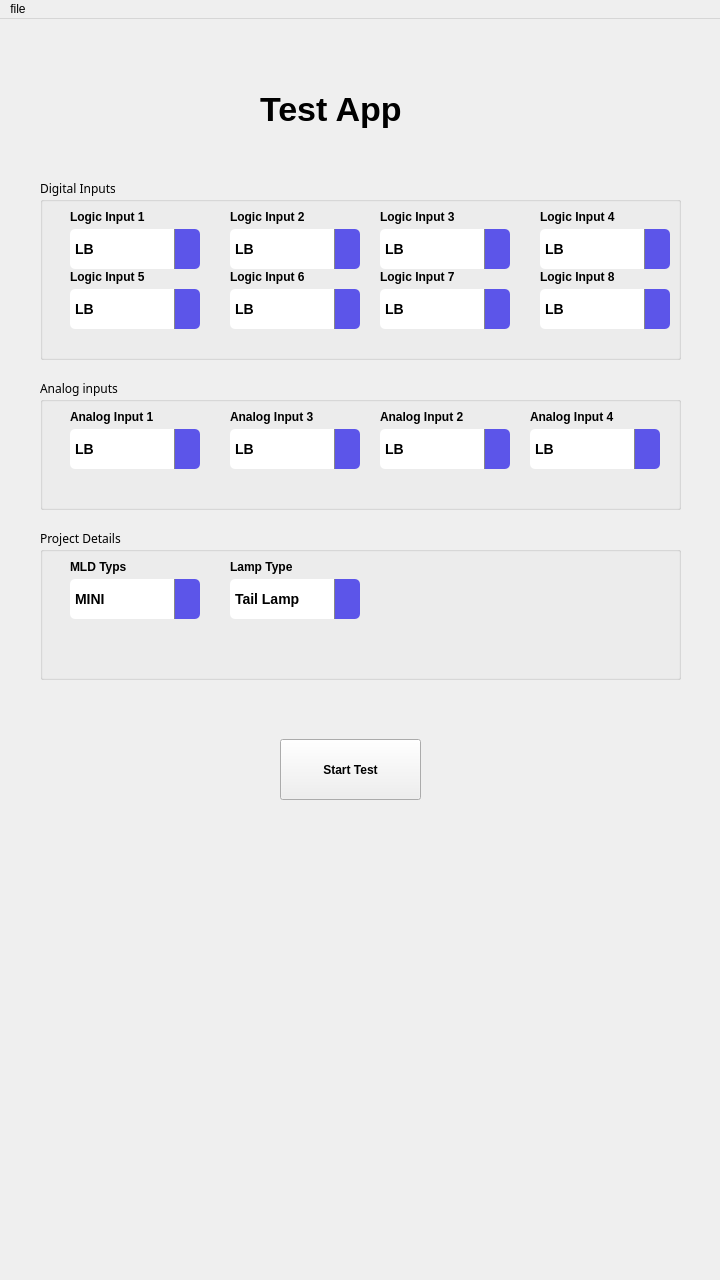
Above: test.ui from n1kpatil/guiPython before the change. Below: the same form after it.
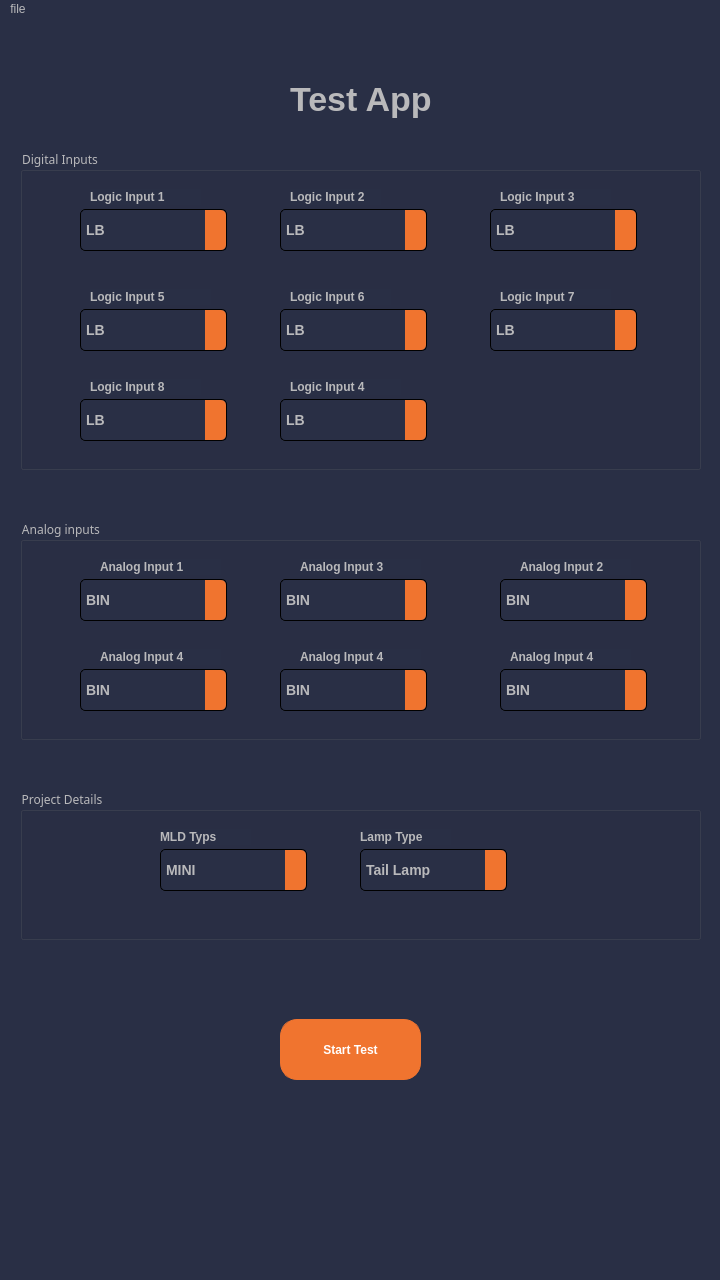
That is the form after the change. Icons and pictures are not drawn.

```diff
--- a/test.ui
+++ b/test.ui
@@ -31,17 +31,12 @@
     subcontrol-origin: padding;
     subcontrol-position: top right;
     width: 25px;
-    background-color: #5c55e9;
+    background-color: #f0742f;
     border-left: 1px solid #888;
     border-top-right-radius: 5px;
     border-bottom-right-radius: 5px;
 }
 
-/* Drop-down arrow icon */
-QComboBox::down-arrow {
-    image: none; /* Optional: remove built-in arrow if you want to add your own */
-    border: none;
-}
 
 /* Drop-down list (popup) */
 QComboBox QAbstractItemView {
@@ -51,6 +46,222 @@
     selection-color: white;
     border: none;
 }
+
+
+QComboBox {
+    background-color: #292f45;
+    color: #ffffff;
+    border: 1px solid #f0742f;
+    padding-right: 20px;      /* make room for the arrow */
+}
+
+/* drop-down “button” area */
+QComboBox::drop-down {
+    subcontrol-origin: padding;
+    subcontrol-position: top right;
+    width: 20px;
+    border-left: 1px solid #f0742f;
+}
+
+/* hide any default icon */
+QComboBox::down-arrow {
+    image: none;
+    /* zero-size box so borders form the triangle */
+    width: 0;
+    height: 0;
+    /* left and right edges transparent */
+    border-left: 5px solid transparent;
+    border-right: 5px solid transparent;
+    /* top edge colored → points down */
+    border-top: 7px solid white;
+}
+
+/* when pressed, you can nudge it if you like */
+QComboBox::down-arrow:on {
+    border-top-color: lightgray;  /* optional press effect */
+    margin-top: 2px;
+}
+QComboBox::down-arrow {
+    image: none;
+    background: transparent;
+    width: 0;
+    height: 0;
+    border-left: 5px solid transparent;
+    border-right:5px solid transparent;
+    border-top: 5px solid white;    /* ← this is your white arrow */
+}
+/*Copyright (c) DevSec Studio. All rights reserved.
+
+MIT License
+
+Permission is hereby granted, free of charge, to any person obtaining a copy
+of this software and associated documentation files (the &quot;Software&quot;), to deal
+in the Software without restriction, including without limitation the rights
+to use, copy, modify, merge, publish, distribute, sublicense, and/or sell
+copies of the Software, and to permit persons to whom the Software is
+furnished to do so, subject to the following conditions:
+
+The above copyright notice and this permission notice shall be included in all
+copies or substantial portions of the Software.
+
+THE SOFTWARE IS PROVIDED *AS IS*, WITHOUT WARRANTY OF ANY KIND, EXPRESS OR
+IMPLIED, INCLUDING BUT NOT LIMITED TO THE WARRANTIES OF MERCHANTABILITY,
+FITNESS FOR A PARTICULAR PURPOSE AND NONINFRINGEMENT. IN NO EVENT SHALL THE
+AUTHORS OR COPYRIGHT HOLDERS BE LIABLE FOR ANY CLAIM, DAMAGES OR OTHER
+LIABILITY, WHETHER IN AN ACTION OF CONTRACT, TORT OR OTHERWISE, ARISING FROM,
+OUT OF OR IN CONNECTION WITH THE SOFTWARE OR THE USE OR OTHER DEALINGS IN THE SOFTWARE.
+*/
+
+/*-----QWidget-----*/
+QWidget
+{
+	background-color: #292f45;
+	color: #b9b9bb;
+	border-color: #000000;
+
+}
+
+
+/*-----QLabel-----*/
+QLabel
+{
+	background-color: #292f45;
+	color: #b9b9bb;
+	border-color: #000000;
+
+}
+
+
+/*-----QPushButton-----*/
+QPushButton
+{
+	background-color: #f0742f;
+	color: #fff;
+	font-weight: bold;
+	border-style: solid;
+	border-width: 1px;
+	border-radius: 17px;
+	border-color: #f0742f;
+	padding: 10px;
+
+}
+
+
+QPushButton::hover
+{
+	background-color: #fc7c11;
+	color: #fff;
+
+}
+
+
+QPushButton::pressed
+{
+	background-color: #ff6b35;
+	color: #fff;
+
+}
+
+
+/*-----QToolButton-----*/
+QToolButton
+{
+	background-color: #292f45;
+	color: #000000;
+	border-style: solid;
+	border-color: #000000;
+
+}
+
+
+QToolButton::hover
+{
+	background-color: #fc7c11;
+	color: #000000;
+	padding: 2px;
+	border-radius: 15px;
+	border-color: #fc7c11;
+
+}
+
+
+QToolButton::pressed
+{
+	background-color: #fc7c11;
+	color: #000000;
+	border-style: solid;
+	border-width: 2px;
+
+}
+
+
+/*-----QLineEdit-----*/
+QLineEdit{
+	background-color: #292f45;
+	color: #b9b9bb;
+	font-weight: bold;
+	border-style: solid;
+	border-width: 2px;
+	border-top: 0px;
+	border-left: 0px;
+	border-right: 0px;
+	border-color: #b9b9bb;
+	padding: 10px;
+
+}
+
+
+/*-----QCheckBox-----*/
+QCheckBox
+{
+	background-color: transparent;
+	color: #b9b9bb;
+	font-weight: bold;
+
+}
+
+
+QCheckBox::indicator
+{
+    color: #b1b1b1;
+    background-color: #00111d;
+    border: 1px solid #f0742f;
+    width: 12px;
+    height: 12px;
+
+}
+
+
+QCheckBox::indicator:checked
+{
+    image:url(&quot;./ressources/check.png&quot;); /*To replace*/
+	background-color: #1f2b2b;
+    border: 1px solid #f0742f;
+
+}
+
+
+QCheckBox::indicator:unchecked:hover
+{
+    border: 1px solid #f0742f;
+
+}
+
+
+QCheckBox::disabled
+{
+	color: #656565;
+
+}
+
+
+QCheckBox::indicator:disabled
+{
+	background-color: #656565;
+	color: #656565;
+    border: 1px solid #656565;
+
+}
 </string>
   </property>
   <widget class="QWidget" name="centralwidget">
@@ -60,10 +271,10 @@
    <widget class="QGroupBox" name="groupBox">
     <property name="geometry">
      <rect>
-      <x>40</x>
-      <y>160</y>
-      <width>641</width>
-      <height>181</height>
+      <x>20</x>
+      <y>130</y>
+      <width>681</width>
+      <height>321</height>
      </rect>
     </property>
     <property name="font">
@@ -80,8 +291,8 @@
     <widget class="QLabel" name="label">
      <property name="geometry">
       <rect>
-       <x>30</x>
-       <y>30</y>
+       <x>70</x>
+       <y>40</y>
        <width>111</width>
        <height>16</height>
       </rect>
@@ -99,8 +310,8 @@
     <widget class="QLabel" name="label_2">
      <property name="geometry">
       <rect>
-       <x>190</x>
-       <y>30</y>
+       <x>270</x>
+       <y>40</y>
        <width>91</width>
        <height>16</height>
       </rect>
@@ -118,9 +329,9 @@
     <widget class="QLabel" name="label_7">
      <property name="geometry">
       <rect>
-       <x>190</x>
-       <y>90</y>
-       <width>81</width>
+       <x>270</x>
+       <y>140</y>
+       <width>101</width>
        <height>16</height>
       </rect>
      </property>
@@ -137,8 +348,8 @@
     <widget class="QLabel" name="label_8">
      <property name="geometry">
       <rect>
-       <x>30</x>
-       <y>90</y>
+       <x>70</x>
+       <y>140</y>
        <width>121</width>
        <height>16</height>
       </rect>
@@ -156,10 +367,10 @@
     <widget class="QComboBox" name="comboBox_14">
      <property name="geometry">
       <rect>
-       <x>190</x>
-       <y>50</y>
-       <width>130</width>
-       <height>40</height>
+       <x>260</x>
+       <y>60</y>
+       <width>147</width>
+       <height>42</height>
       </rect>
      </property>
      <property name="font">
@@ -218,10 +429,10 @@
     <widget class="QComboBox" name="comboBox_13">
      <property name="geometry">
       <rect>
-       <x>190</x>
-       <y>110</y>
-       <width>130</width>
-       <height>40</height>
+       <x>260</x>
+       <y>160</y>
+       <width>147</width>
+       <height>42</height>
       </rect>
      </property>
      <property name="font">
@@ -280,10 +491,10 @@
     <widget class="QComboBox" name="comboBox_12">
      <property name="geometry">
       <rect>
-       <x>30</x>
-       <y>50</y>
-       <width>130</width>
-       <height>40</height>
+       <x>60</x>
+       <y>60</y>
+       <width>147</width>
+       <height>42</height>
       </rect>
      </property>
      <property name="font">
@@ -342,10 +553,10 @@
     <widget class="QComboBox" name="comboBox_7">
      <property name="geometry">
       <rect>
-       <x>30</x>
-       <y>110</y>
-       <width>130</width>
-       <height>40</height>
+       <x>60</x>
+       <y>160</y>
+       <width>147</width>
+       <height>42</height>
       </rect>
      </property>
      <property name="font">
@@ -404,10 +615,10 @@
     <widget class="QComboBox" name="comboBox_22">
      <property name="geometry">
       <rect>
-       <x>340</x>
-       <y>50</y>
-       <width>130</width>
-       <height>40</height>
+       <x>470</x>
+       <y>60</y>
+       <width>147</width>
+       <height>42</height>
       </rect>
      </property>
      <property name="font">
@@ -466,8 +677,8 @@
     <widget class="QLabel" name="label_17">
      <property name="geometry">
       <rect>
-       <x>500</x>
-       <y>30</y>
+       <x>270</x>
+       <y>230</y>
        <width>111</width>
        <height>16</height>
       </rect>
@@ -485,8 +696,8 @@
     <widget class="QLabel" name="label_18">
      <property name="geometry">
       <rect>
-       <x>340</x>
-       <y>30</y>
+       <x>480</x>
+       <y>40</y>
        <width>111</width>
        <height>16</height>
       </rect>
@@ -504,8 +715,8 @@
     <widget class="QLabel" name="label_19">
      <property name="geometry">
       <rect>
-       <x>500</x>
-       <y>90</y>
+       <x>70</x>
+       <y>230</y>
        <width>111</width>
        <height>16</height>
       </rect>
@@ -523,10 +734,10 @@
     <widget class="QComboBox" name="comboBox_23">
      <property name="geometry">
       <rect>
-       <x>500</x>
-       <y>110</y>
-       <width>130</width>
-       <height>40</height>
+       <x>60</x>
+       <y>250</y>
+       <width>147</width>
+       <height>42</height>
       </rect>
      </property>
      <property name="font">
@@ -585,10 +796,10 @@
     <widget class="QComboBox" name="comboBox_24">
      <property name="geometry">
       <rect>
-       <x>340</x>
-       <y>110</y>
-       <width>130</width>
-       <height>40</height>
+       <x>470</x>
+       <y>160</y>
+       <width>147</width>
+       <height>42</height>
       </rect>
      </property>
      <property name="font">
@@ -647,10 +858,10 @@
     <widget class="QComboBox" name="comboBox_25">
      <property name="geometry">
       <rect>
-       <x>500</x>
-       <y>50</y>
-       <width>130</width>
-       <height>40</height>
+       <x>260</x>
+       <y>250</y>
+       <width>147</width>
+       <height>42</height>
       </rect>
      </property>
      <property name="font">
@@ -709,8 +920,8 @@
     <widget class="QLabel" name="label_20">
      <property name="geometry">
       <rect>
-       <x>340</x>
-       <y>90</y>
+       <x>480</x>
+       <y>140</y>
        <width>111</width>
        <height>16</height>
       </rect>
@@ -729,10 +940,10 @@
    <widget class="QGroupBox" name="groupBox_2">
     <property name="geometry">
      <rect>
-      <x>40</x>
-      <y>360</y>
-      <width>641</width>
-      <height>131</height>
+      <x>20</x>
+      <y>500</y>
+      <width>681</width>
+      <height>221</height>
      </rect>
     </property>
     <property name="font">
@@ -746,8 +957,8 @@
     <widget class="QLabel" name="label_9">
      <property name="geometry">
       <rect>
-       <x>30</x>
-       <y>30</y>
+       <x>80</x>
+       <y>40</y>
        <width>121</width>
        <height>16</height>
       </rect>
@@ -765,8 +976,8 @@
     <widget class="QLabel" name="label_10">
      <property name="geometry">
       <rect>
-       <x>340</x>
-       <y>30</y>
+       <x>500</x>
+       <y>40</y>
        <width>111</width>
        <height>16</height>
       </rect>
@@ -784,8 +995,8 @@
     <widget class="QLabel" name="label_15">
      <property name="geometry">
       <rect>
-       <x>490</x>
-       <y>30</y>
+       <x>80</x>
+       <y>130</y>
        <width>121</width>
        <height>16</height>
       </rect>
@@ -803,8 +1014,8 @@
     <widget class="QLabel" name="label_16">
      <property name="geometry">
       <rect>
-       <x>190</x>
-       <y>30</y>
+       <x>280</x>
+       <y>40</y>
        <width>121</width>
        <height>16</height>
       </rect>
@@ -819,137 +1030,13 @@
       <string>Analog Input 3</string>
      </property>
     </widget>
-    <widget class="QComboBox" name="comboBox_18">
-     <property name="geometry">
-      <rect>
-       <x>340</x>
-       <y>50</y>
-       <width>130</width>
-       <height>40</height>
-      </rect>
-     </property>
-     <property name="font">
-      <font>
-       <pointsize>-1</pointsize>
-       <weight>75</weight>
-       <bold>true</bold>
-      </font>
-     </property>
-     <item>
-      <property name="text">
-       <string>LB</string>
-      </property>
-     </item>
-     <item>
-      <property name="text">
-       <string>HB</string>
-      </property>
-     </item>
-     <item>
-      <property name="text">
-       <string>DRL/POL</string>
-      </property>
-     </item>
-     <item>
-      <property name="text">
-       <string>TI</string>
-      </property>
-     </item>
-     <item>
-      <property name="text">
-       <string>Animation</string>
-      </property>
-     </item>
-     <item>
-      <property name="text">
-       <string>Stop</string>
-      </property>
-     </item>
-     <item>
-      <property name="text">
-       <string>Tail</string>
-      </property>
-     </item>
-     <item>
-      <property name="text">
-       <string>Side Marker</string>
-      </property>
-     </item>
-     <item>
-      <property name="text">
-       <string>Seq TI</string>
-      </property>
-     </item>
-    </widget>
-    <widget class="QComboBox" name="comboBox_19">
-     <property name="geometry">
-      <rect>
-       <x>490</x>
-       <y>50</y>
-       <width>130</width>
-       <height>40</height>
-      </rect>
-     </property>
-     <property name="font">
-      <font>
-       <pointsize>-1</pointsize>
-       <weight>75</weight>
-       <bold>true</bold>
-      </font>
-     </property>
-     <item>
-      <property name="text">
-       <string>LB</string>
-      </property>
-     </item>
-     <item>
-      <property name="text">
-       <string>HB</string>
-      </property>
-     </item>
-     <item>
-      <property name="text">
-       <string>DRL/POL</string>
-      </property>
-     </item>
-     <item>
-      <property name="text">
-       <string>TI</string>
-      </property>
-     </item>
-     <item>
-      <property name="text">
-       <string>Animation</string>
-      </property>
-     </item>
-     <item>
-      <property name="text">
-       <string>Stop</string>
-      </property>
-     </item>
-     <item>
-      <property name="text">
-       <string>Tail</string>
-      </property>
-     </item>
-     <item>
-      <property name="text">
-       <string>Side Marker</string>
-      </property>
-     </item>
-     <item>
-      <property name="text">
-       <string>Seq TI</string>
-      </property>
-     </item>
-    </widget>
     <widget class="QComboBox" name="comboBox_20">
      <property name="geometry">
       <rect>
-       <x>30</x>
-       <y>50</y>
-       <width>130</width>
-       <height>40</height>
+       <x>60</x>
+       <y>60</y>
+       <width>147</width>
+       <height>42</height>
       </rect>
      </property>
      <property name="font">
@@ -961,7 +1048,7 @@
      </property>
      <item>
       <property name="text">
-       <string>LB</string>
+       <string>BIN</string>
       </property>
      </item>
      <item>
@@ -969,49 +1056,52 @@
        <string>HB</string>
       </property>
      </item>
-     <item>
-      <property name="text">
-       <string>DRL/POL</string>
-      </property>
-     </item>
-     <item>
-      <property name="text">
-       <string>TI</string>
-      </property>
-     </item>
-     <item>
-      <property name="text">
-       <string>Animation</string>
-      </property>
-     </item>
-     <item>
-      <property name="text">
-       <string>Stop</string>
-      </property>
-     </item>
-     <item>
-      <property name="text">
-       <string>Tail</string>
-      </property>
-     </item>
-     <item>
-      <property name="text">
-       <string>Side Marker</string>
-      </property>
-     </item>
-     <item>
-      <property name="text">
-       <string>Seq TI</string>
-      </property>
-     </item>
+    </widget>
+    <widget class="QLabel" name="label_21">
+     <property name="geometry">
+      <rect>
+       <x>280</x>
+       <y>130</y>
+       <width>121</width>
+       <height>16</height>
+      </rect>
+     </property>
+     <property name="font">
+      <font>
+       <weight>75</weight>
+       <bold>true</bold>
+      </font>
+     </property>
+     <property name="text">
+      <string>Analog Input 4</string>
+     </property>
+    </widget>
+    <widget class="QLabel" name="label_23">
+     <property name="geometry">
+      <rect>
+       <x>490</x>
+       <y>130</y>
+       <width>121</width>
+       <height>16</height>
+      </rect>
+     </property>
+     <property name="font">
+      <font>
+       <weight>75</weight>
+       <bold>true</bold>
+      </font>
+     </property>
+     <property name="text">
+      <string>Analog Input 4</string>
+     </property>
     </widget>
     <widget class="QComboBox" name="comboBox_21">
      <property name="geometry">
       <rect>
-       <x>190</x>
-       <y>50</y>
-       <width>130</width>
-       <height>40</height>
+       <x>260</x>
+       <y>60</y>
+       <width>147</width>
+       <height>42</height>
       </rect>
      </property>
      <property name="font">
@@ -1023,7 +1113,7 @@
      </property>
      <item>
       <property name="text">
-       <string>LB</string>
+       <string>BIN</string>
       </property>
      </item>
      <item>
@@ -1031,9 +1121,26 @@
        <string>HB</string>
       </property>
      </item>
+    </widget>
+    <widget class="QComboBox" name="comboBox_26">
+     <property name="geometry">
+      <rect>
+       <x>480</x>
+       <y>60</y>
+       <width>147</width>
+       <height>42</height>
+      </rect>
+     </property>
+     <property name="font">
+      <font>
+       <pointsize>-1</pointsize>
+       <weight>75</weight>
+       <bold>true</bold>
+      </font>
+     </property>
      <item>
       <property name="text">
-       <string>DRL/POL</string>
+       <string>BIN</string>
       </property>
      </item>
      <item>
@@ -1041,9 +1148,26 @@
        <string>TI</string>
       </property>
      </item>
+    </widget>
+    <widget class="QComboBox" name="comboBox_27">
+     <property name="geometry">
+      <rect>
+       <x>260</x>
+       <y>150</y>
+       <width>147</width>
+       <height>42</height>
+      </rect>
+     </property>
+     <property name="font">
+      <font>
+       <pointsize>-1</pointsize>
+       <weight>75</weight>
+       <bold>true</bold>
+      </font>
+     </property>
      <item>
       <property name="text">
-       <string>Animation</string>
+       <string>BIN</string>
       </property>
      </item>
      <item>
@@ -1051,9 +1175,26 @@
        <string>Stop</string>
       </property>
      </item>
+    </widget>
+    <widget class="QComboBox" name="comboBox_30">
+     <property name="geometry">
+      <rect>
+       <x>480</x>
+       <y>150</y>
+       <width>147</width>
+       <height>42</height>
+      </rect>
+     </property>
+     <property name="font">
+      <font>
+       <pointsize>-1</pointsize>
+       <weight>75</weight>
+       <bold>true</bold>
+      </font>
+     </property>
      <item>
       <property name="text">
-       <string>Tail</string>
+       <string>BIN</string>
       </property>
      </item>
      <item>
@@ -1061,9 +1202,31 @@
        <string>Side Marker</string>
       </property>
      </item>
+    </widget>
+    <widget class="QComboBox" name="comboBox_31">
+     <property name="geometry">
+      <rect>
+       <x>60</x>
+       <y>150</y>
+       <width>147</width>
+       <height>42</height>
+      </rect>
+     </property>
+     <property name="font">
+      <font>
+       <pointsize>-1</pointsize>
+       <weight>75</weight>
+       <bold>true</bold>
+      </font>
+     </property>
      <item>
       <property name="text">
-       <string>Seq TI</string>
+       <string>BIN</string>
+      </property>
+     </item>
+     <item>
+      <property name="text">
+       <string>NTC</string>
       </property>
      </item>
     </widget>
@@ -1071,9 +1234,9 @@
    <widget class="QGroupBox" name="groupBox_3">
     <property name="geometry">
      <rect>
-      <x>40</x>
-      <y>510</y>
-      <width>641</width>
+      <x>20</x>
+      <y>770</y>
+      <width>681</width>
       <height>151</height>
      </rect>
     </property>
@@ -1088,8 +1251,8 @@
     <widget class="QLabel" name="label_11">
      <property name="geometry">
       <rect>
-       <x>30</x>
-       <y>30</y>
+       <x>140</x>
+       <y>40</y>
        <width>91</width>
        <height>16</height>
       </rect>
@@ -1107,8 +1270,8 @@
     <widget class="QLabel" name="label_22">
      <property name="geometry">
       <rect>
-       <x>190</x>
-       <y>30</y>
+       <x>340</x>
+       <y>40</y>
        <width>91</width>
        <height>16</height>
       </rect>
@@ -1126,10 +1289,10 @@
     <widget class="QComboBox" name="comboBox_28">
      <property name="geometry">
       <rect>
-       <x>30</x>
-       <y>50</y>
-       <width>130</width>
-       <height>40</height>
+       <x>140</x>
+       <y>60</y>
+       <width>147</width>
+       <height>42</height>
       </rect>
      </property>
      <property name="font">
@@ -1158,10 +1321,10 @@
     <widget class="QComboBox" name="comboBox_29">
      <property name="geometry">
       <rect>
-       <x>190</x>
-       <y>50</y>
-       <width>130</width>
-       <height>40</height>
+       <x>340</x>
+       <y>60</y>
+       <width>147</width>
+       <height>42</height>
       </rect>
      </property>
      <property name="font">
@@ -1192,7 +1355,7 @@
     <property name="geometry">
      <rect>
       <x>280</x>
-      <y>720</y>
+      <y>1000</y>
       <width>141</width>
       <height>61</height>
      </rect>
@@ -1220,8 +1383,8 @@
    <widget class="QLabel" name="label_4">
     <property name="geometry">
      <rect>
-      <x>260</x>
-      <y>60</y>
+      <x>290</x>
+      <y>50</y>
       <width>161</width>
       <height>61</height>
      </rect>
```
Left out of the diff: 10 changed lines with no effect on the pictures.
